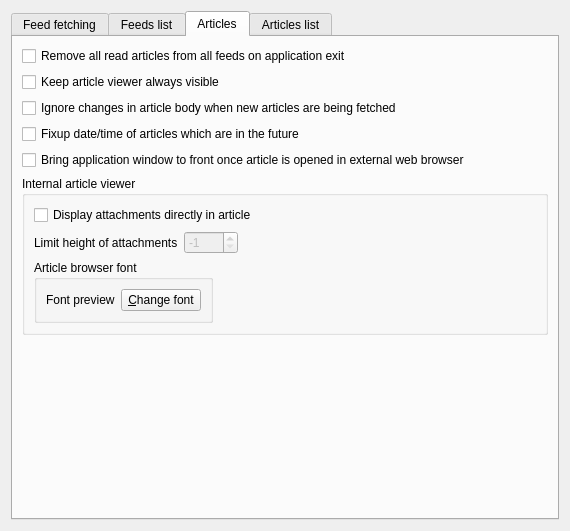
This is src/librssguard/gui/settings/settingsfeedsmessages.ui in martinrotter/rssguard as Qt 5 draws it before an edit. The edited form follows.
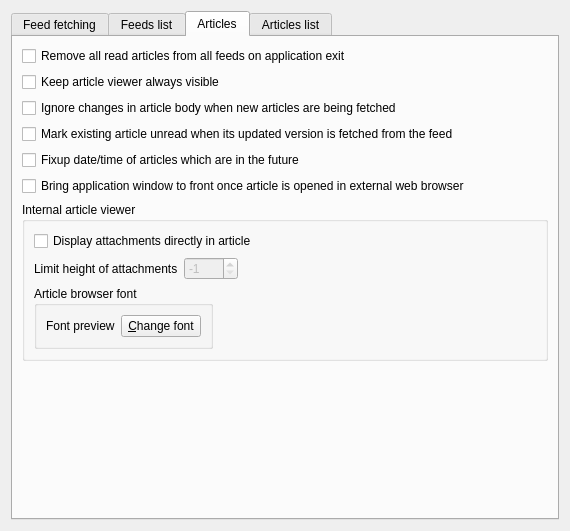
This is the edited form. The open tabs and pages were chosen to show the change. Custom widgets are drawn as their Qt base class.

Commit message: add option to have article marked automatically unread when its content/date is changed

Patch:
```diff
--- a/src/librssguard/gui/settings/settingsfeedsmessages.ui
+++ b/src/librssguard/gui/settings/settingsfeedsmessages.ui
@@ -308,21 +308,21 @@
          </property>
         </widget>
        </item>
-       <item row="3" column="0" colspan="2">
+       <item row="4" column="0" colspan="2">
         <widget class="QCheckBox" name="m_cbFixupArticleDatetime">
          <property name="text">
           <string>Fixup date/time of articles which are in the future</string>
          </property>
         </widget>
        </item>
-       <item row="4" column="0">
+       <item row="5" column="0">
         <widget class="QCheckBox" name="m_checkBringToForegroundAfterMsgOpened">
          <property name="text">
           <string>Bring application window to front once article is opened in external web browser</string>
          </property>
         </widget>
        </item>
-       <item row="5" column="0" colspan="2">
+       <item row="6" column="0" colspan="2">
         <widget class="QGroupBox" name="groupBox">
          <property name="title">
           <string>Internal article viewer</string>
@@ -424,6 +424,13 @@
          </layout>
         </widget>
        </item>
+       <item row="3" column="0" colspan="2">
+        <widget class="QCheckBox" name="m_cbUnreadWhenUpdated">
+         <property name="text">
+          <string>Mark existing article unread when its updated version is fetched from the feed</string>
+         </property>
+        </widget>
+       </item>
       </layout>
      </widget>
      <widget class="QWidget" name="m_tabArticlesList">
```
Left out of the diff: 1 changed line with no effect on the pictures. The commit also changes 4 other files.
